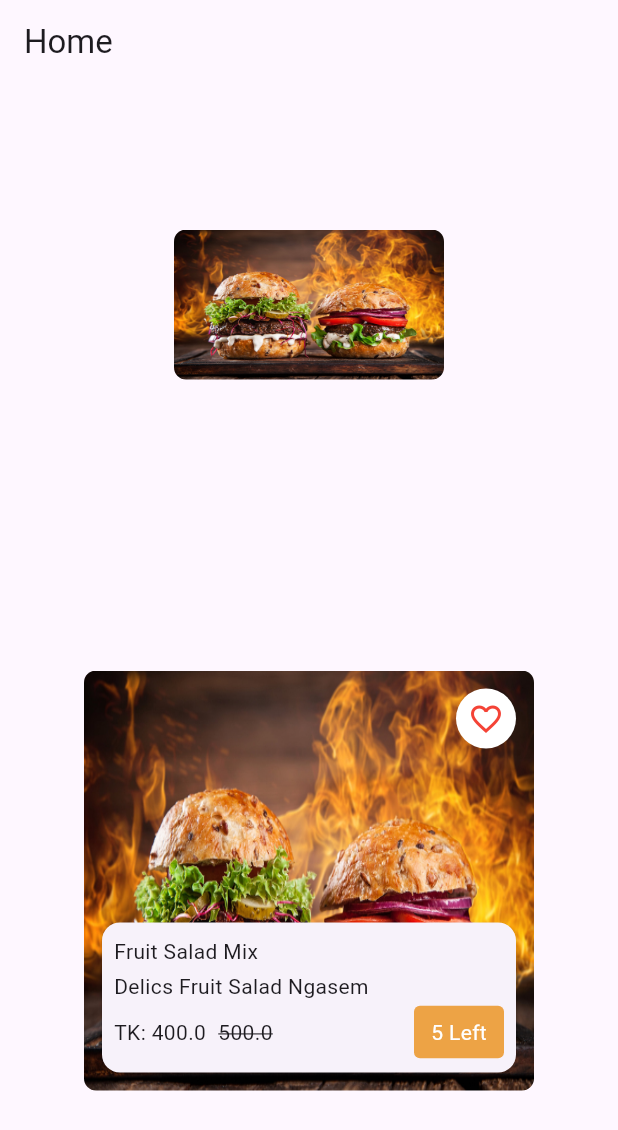
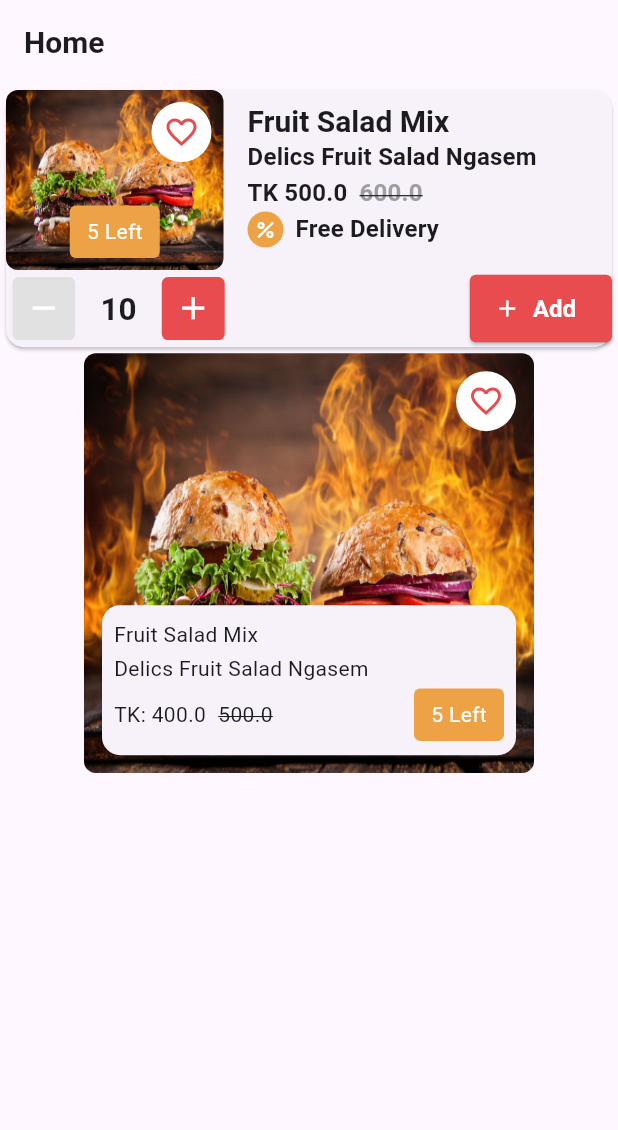
Before and after one commit to dev-asib/Fooder, a Flutter app: the screen it shows after launch, on a phone screen of 412 x 824 dp. Shown: the top 1130 px of the screen. Run offline on Flutter 3.47's test engine with Material 3 defaults, Android fonts, the phone set to English and light mode, and no system bars; our stand-ins replace gap.

Commit message:
Add Custom FoodTile, BadgeStock

```diff
--- a/lib/app.dart
+++ b/lib/app.dart
@@ -1,4 +1,5 @@
 import 'package:flutter/material.dart';
+import 'package:fooder/core/theme/app_colors/app_colors.dart';
 import 'package:fooder/features/home/presentations/screens/home_screen.dart';
 
 class Fooder extends StatelessWidget {
@@ -11,8 +12,32 @@ class Fooder extends StatelessWidget {
       theme: ThemeData(
         iconButtonTheme: IconButtonThemeData(
           style: IconButton.styleFrom(
-            backgroundColor: const Color(0xFFFFFFFF),
-            foregroundColor: const Color(0xFFF44336),
+            backgroundColor: AppColors.kWhiteColor,
+            foregroundColor: AppColors.kPrimaryColor,
+          ),
+        ),
+        elevatedButtonTheme: ElevatedButtonThemeData(
+          style: ElevatedButton.styleFrom(
+            backgroundColor: AppColors.kPrimaryColor,
+            foregroundColor: AppColors.kWhiteColor,
+            shape: RoundedRectangleBorder(
+              borderRadius: BorderRadius.circular(4),
+            ),
+            fixedSize: const Size.fromHeight(45),
+            textStyle: const TextStyle(
+              fontSize: 16,
+              fontWeight: FontWeight.bold,
+            ),
+          ),
+        ),
+        textTheme: const TextTheme(
+          titleLarge: TextStyle(
+            fontWeight: FontWeight.bold,
+            fontSize: 20,
+          ),
+          titleMedium: TextStyle(
+            fontWeight: FontWeight.bold,
+            fontSize: 16,
           ),
         ),
       ),
--- a/lib/core/theme/app_colors/app_colors.dart
+++ b/lib/core/theme/app_colors/app_colors.dart
@@ -0,0 +1,9 @@
+import 'package:flutter/material.dart';
+
+class AppColors{
+  static const Color kPrimaryColor = Color(0xFFE84C4F);
+  static const Color kWhiteColor = Color(0xFFFFFFFF);
+  static const Color kAmberYellowColor = Color(0xFFEDA345);
+  static const Color kLightGreyColor = Color(0xFFE1E1E1);
+  static const Color kGreyColor = Color(0xFF9E9E9E);
+}
--- /dev/null
+++ b/lib/core/widgets/custom_icon_button.dart
@@ -0,0 +1,34 @@
+import 'package:flutter/material.dart';
+import 'package:fooder/core/theme/app_colors/app_colors.dart';
+
+class IncrementDecrementButton extends StatelessWidget {
+  const IncrementDecrementButton({
+    super.key,
+    required this.icon,
+    required this.onPressed,
+    this.bgColor = AppColors.kPrimaryColor,
+    this.fgColor = AppColors.kWhiteColor,
+    this.radius = 4,
+  });
+
+  final IconData icon;
+  final Color bgColor;
+  final Color fgColor;
+  final double radius;
+  final VoidCallback onPressed;
+
+  @override
+  Widget build(BuildContext context) {
+    return IconButton(
+      style: IconButton.styleFrom(
+        shape: RoundedRectangleBorder(
+          borderRadius: BorderRadius.circular(radius),
+        ),
+        foregroundColor: fgColor,
+        backgroundColor: bgColor,
+      ),
+      onPressed: onPressed,
+      icon: Icon(icon),
+    );
+  }
+}
--- /dev/null
+++ b/lib/core/widgets/food_card_tile.dart
@@ -0,0 +1,182 @@
+import 'package:flutter/material.dart';
+import 'package:fooder/core/constants/assets_paths/assets_paths.dart';
+import 'package:fooder/core/theme/app_colors/app_colors.dart';
+import 'package:fooder/core/widgets/custom_icon_button.dart';
+import 'package:fooder/core/widgets/food.dart';
+import 'package:fooder/core/widgets/stock_badge.dart';
+import 'package:fooder/core/widgets/wish_icon.dart';
+import 'package:gap/gap.dart';
+
+class FoodCardTile extends StatelessWidget {
+  const FoodCardTile({
+    super.key,
+    required this.titleText,
+    required this.descriptionText,
+    required this.originalPrice,
+    required this.discountPrice,
+    required this.stockCount,
+    required this.totalFoodCount,
+  });
+
+  final String titleText;
+  final String descriptionText;
+  final double originalPrice;
+  final double discountPrice;
+  final int stockCount;
+  final int totalFoodCount;
+
+  @override
+  Widget build(BuildContext context) {
+    final textTheme = Theme.of(context).textTheme;
+    return Card(
+      child: Column(
+        children: [
+          Row(
+            mainAxisAlignment: MainAxisAlignment.start,
+            crossAxisAlignment: CrossAxisAlignment.start,
+            children: [
+              _buildFoodImageSection(),
+              const Gap(16),
+              _buildFoodInfoSection(textTheme),
+            ],
+          ),
+          Row(
+            children: [
+              _buildFoodIncrementDecrementSection(
+                context: context,
+                totalFoodCount: totalFoodCount,
+              ),
+              const Spacer(),
+              _buildFoodAddButton(),
+            ],
+          ),
+        ],
+      ),
+    );
+  }
+
+  Widget _buildFoodImageSection() {
+    return Food(
+      height: 120,
+      width: 145,
+      imgPath: AssetsPaths.food,
+      widget: Stack(
+        alignment: Alignment.topRight,
+        children: [
+          const Positioned(
+            top: 4,
+            right: 4,
+            child: WishIcon(),
+          ),
+          Padding(
+            padding: const EdgeInsets.only(bottom: 8.0),
+            child: Align(
+              alignment: Alignment.bottomCenter,
+              child: StockBadge(stockCount: stockCount),
+            ),
+          ),
+        ],
+      ),
+    );
+  }
+
+  Widget _buildFoodInfoSection(TextTheme textTheme) {
+    return Padding(
+      padding: const EdgeInsets.symmetric(vertical: 8.0),
+      child: Column(
+        crossAxisAlignment: CrossAxisAlignment.start,
+        mainAxisAlignment: MainAxisAlignment.spaceAround,
+        children: [
+          Text(
+            titleText,
+            maxLines: 1,
+            overflow: TextOverflow.ellipsis,
+            style: textTheme.titleLarge,
+          ),
+          Text(
+            descriptionText,
+            maxLines: 1,
+            overflow: TextOverflow.ellipsis,
+            style: textTheme.titleMedium,
+          ),
+          Row(
+            children: [
+              Text(
+                "TK $discountPrice",
+                style: textTheme.titleMedium,
+              ),
+              const Gap(8),
+              Text(
+                "$originalPrice",
+                style: textTheme.titleMedium?.copyWith(
+                  decoration: TextDecoration.lineThrough,
+                  color: AppColors.kGreyColor,
+                ),
+              ),
+            ],
+          ),
+          Row(
+            children: [
+              Container(
+                decoration: const BoxDecoration(
+                  color: AppColors.kAmberYellowColor,
+                  shape: BoxShape.circle,
+                ),
+                padding: const EdgeInsets.all(4),
+                child: const Icon(
+                  Icons.percent,
+                  color: AppColors.kWhiteColor,
+                  size: 16,
+                ),
+              ),
+              const Gap(8),
+              Text(
+                "Free Delivery",
+                style: textTheme.titleMedium,
+              ),
+            ],
+          ),
+        ],
+      ),
+    );
+  }
+
+  Widget _buildFoodAddButton() {
+    return ElevatedButton.icon(
+      onPressed: () {},
+      icon: const Icon(Icons.add),
+      label: const Text("Add"),
+    );
+  }
+}
+
+Widget _buildFoodIncrementDecrementSection({
+  required BuildContext context,
+  required int totalFoodCount,
+}) {
+  return SizedBox(
+    width: 150,
+    child: FittedBox(
+      child: Row(
+        children: [
+          IncrementDecrementButton(
+            icon: Icons.remove,
+            onPressed: () {},
+            bgColor: AppColors.kLightGreyColor,
+          ),
+          Container(
+            padding: const EdgeInsets.all(12),
+            child: Text(
+              "$totalFoodCount",
+              style: Theme.of(context).textTheme.titleLarge,
+            ),
+          ),
+          IncrementDecrementButton(
+            icon: Icons.add,
+            onPressed: () {},
+          ),
+        ],
+      ),
+    ),
+  );
+}
--- a/lib/core/widgets/food_promo.dart
+++ b/lib/core/widgets/food_promo.dart
@@ -1,4 +1,5 @@
 import 'package:flutter/material.dart';
+import 'package:fooder/core/widgets/stock_badge.dart';
 import 'package:fooder/core/widgets/wish_icon.dart';
 import 'package:fooder/core/widgets/food.dart';
 import 'package:gap/gap.dart';
@@ -10,14 +11,14 @@ class FoodPromo extends StatelessWidget {
     this.foodDetails = "Delics Fruit Salad Ngasem",
     this.originalPrice = 500,
     this.discountPrice = 400,
-    this.left = 5,
+    this.stockCount = 5,
   });
 
   final String foodTitle;
   final String foodDetails;
   final double originalPrice;
   final double discountPrice;
-  final int left;
+  final int stockCount;
 
   @override
   Widget build(BuildContext context) {
@@ -73,21 +74,7 @@ class FoodPromo extends StatelessWidget {
                 ),
               ),
               const Spacer(),
-              Container(
-                height: 35,
-                width: 60,
-                decoration: BoxDecoration(
-                  color: const Color(0xFFEDA345),
-                  borderRadius: BorderRadius.circular(4),
-                ),
-                alignment: Alignment.center,
-                child: Text(
-                  "$left Left",
-                  style: const TextStyle(
-                    color: Color(0xFFFFFFFF),
-                  ),
-                ),
-              ),
+              StockBadge(stockCount: stockCount),
             ],
           )
         ],
--- /dev/null
+++ b/lib/core/widgets/stock_badge.dart
@@ -0,0 +1,29 @@
+import 'package:flutter/material.dart';
+
+class StockBadge extends StatelessWidget {
+  const StockBadge({
+    super.key,
+    required this.stockCount,
+  });
+
+  final int stockCount;
+
+  @override
+  Widget build(BuildContext context) {
+    return Container(
+      height: 35,
+      width: 60,
+      decoration: BoxDecoration(
+        color: const Color(0xFFEDA345),
+        borderRadius: BorderRadius.circular(4),
+      ),
+      alignment: Alignment.center,
+      child: Text(
+        "$stockCount Left",
+        style: const TextStyle(
+          color: Color(0xFFFFFFFF),
+        ),
+      ),
+    );
+  }
+}
--- a/lib/features/home/presentations/screens/home_screen.dart
+++ b/lib/features/home/presentations/screens/home_screen.dart
@@ -1,5 +1,5 @@
 import 'package:flutter/material.dart';
-import 'package:fooder/core/widgets/food.dart';
+import 'package:fooder/core/widgets/food_card_tile.dart';
 import 'package:fooder/core/widgets/food_promo.dart';
 
 class HomeScreen extends StatefulWidget {
@@ -13,17 +13,21 @@ class _HomeScreenState extends State<HomeScreen> {
   @override
   Widget build(BuildContext context) {
     return Scaffold(
+      body: const Column(
+        children: [
+          FoodCardTile(
+            titleText: "Fruit Salad Mix",
+            descriptionText: "Delics Fruit Salad Ngasem",
+            originalPrice: 600,
+            discountPrice: 500,
+            stockCount: 5,
+            totalFoodCount: 10,
+          ),
+          FoodPromo(),
+        ],
+      ),
       appBar: AppBar(
         title: const Text("Home"),
-      ),
-      body: Center(
-        child: Column(
-          mainAxisAlignment: MainAxisAlignment.spaceAround,
-          children: [
-            Food(),
-            FoodPromo(),
-          ],
-        ),
       ),
     );
   }
```
